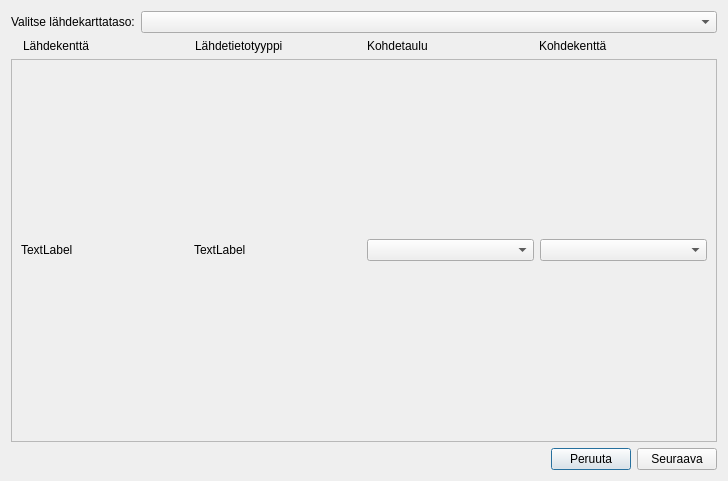
First picture: the form in yleiskaava_dialog_copy_source_data_to_database.ui, repository ernoma/yleiskaava, before the edit.
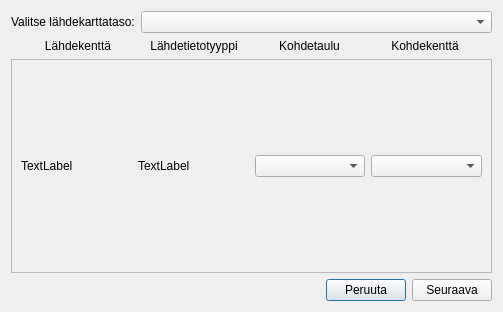
Second picture: the form after the edit. Custom widgets are drawn as their Qt base class.

What changed in the file:
```diff
--- a/yleiskaava_dialog_copy_source_data_to_database.ui
+++ b/yleiskaava_dialog_copy_source_data_to_database.ui
@@ -6,8 +6,8 @@
    <rect>
     <x>0</x>
     <y>0</y>
-    <width>728</width>
-    <height>481</height>
+    <width>503</width>
+    <height>312</height>
    </rect>
   </property>
   <property name="sizePolicy">
@@ -56,6 +56,9 @@
        <property name="text">
         <string>Lähdekenttä</string>
        </property>
+       <property name="alignment">
+        <set>Qt::AlignCenter</set>
+       </property>
       </widget>
      </item>
      <item>
@@ -63,6 +66,9 @@
        <property name="text">
         <string>Lähdetietotyyppi</string>
        </property>
+       <property name="alignment">
+        <set>Qt::AlignCenter</set>
+       </property>
       </widget>
      </item>
      <item>
@@ -70,6 +76,9 @@
        <property name="text">
         <string>Kohdetaulu</string>
        </property>
+       <property name="alignment">
+        <set>Qt::AlignCenter</set>
+       </property>
       </widget>
      </item>
      <item>
@@ -77,6 +86,9 @@
        <property name="text">
         <string>Kohdekenttä</string>
        </property>
+       <property name="alignment">
+        <set>Qt::AlignCenter</set>
+       </property>
       </widget>
      </item>
     </layout>
@@ -97,8 +109,8 @@
        <rect>
         <x>0</x>
         <y>0</y>
-        <width>714</width>
-        <height>400</height>
+        <width>489</width>
+        <height>231</height>
        </rect>
       </property>
       <layout class="QVBoxLayout" name="verticalLayout_3">
```
Left out of the diff: 2 changed lines with no effect on the pictures.
